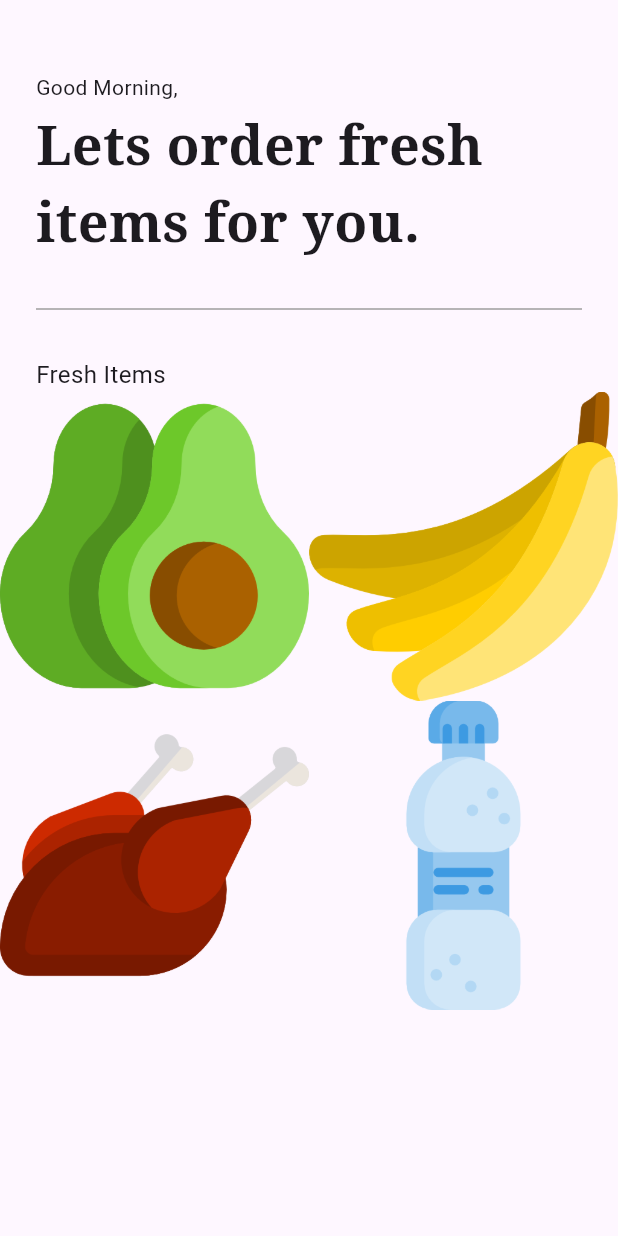
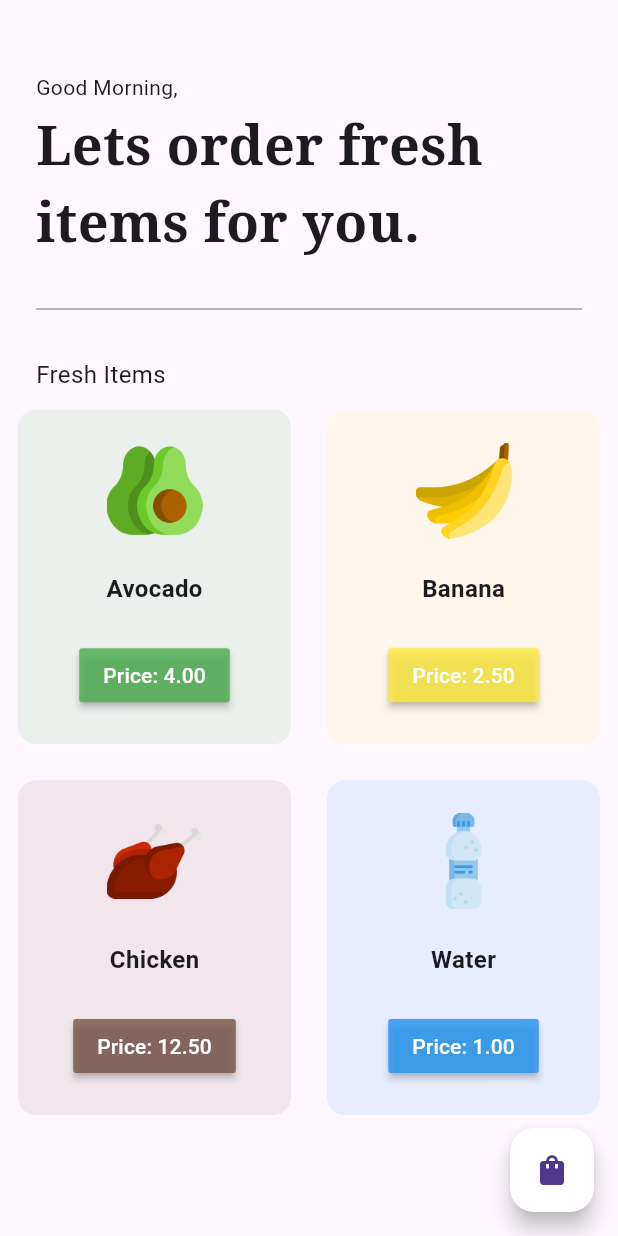
Before and after one commit to Kofiacheampong/groceries_app, a Flutter app: the screen it shows after launch, after a tap on "Get Started", on a phone screen of 412 x 824 dp. Run offline on Flutter 3.47's test engine with Material 3 defaults, Android fonts, the phone set to English and light mode, and no system bars; our stand-ins replace google_fonts.

Commit message:
Finalized the intro page and added with items for added cart icon and made it navigate to CartPage

```diff
--- a/lib/components/grocery_item_tile.dart
+++ b/lib/components/grocery_item_tile.dart
@@ -1,13 +1,13 @@
 import 'package:flutter/material.dart';
 
-class GroceryItemTile extends StatefulWidget {
+class GroceryItemTile extends StatelessWidget {
   final String itemName;
   final String itemPrice;
   final String imagePath;
-  final dynamic color; // Specify the type of color you want
+  final Color color; // Specify the type of color you want
 
   const GroceryItemTile({
-    Key? key, // Use Key? instead of super.key
+    Key? key,
     required this.itemName,
     required this.imagePath,
     required this.itemPrice,
@@ -15,18 +15,44 @@ class GroceryItemTile extends StatefulWidget {
   }) : super(key: key);
 
   @override
-  _GroceryItemTileState createState() => _GroceryItemTileState();
-}
-
-class _GroceryItemTileState extends State<GroceryItemTile> {
-  @override
   Widget build(BuildContext context) {
-    return Container(
-      child: Column(
-        children: [
-          Image.asset(widget.imagePath),
-          // Add more widgets for itemName, itemPrice, etc.
-        ],
+    return Padding(
+      padding: const EdgeInsets.all(12.0),
+      child: Container(
+        decoration: BoxDecoration(
+          borderRadius: BorderRadius.circular(12),
+          color: color.withOpacity(0.1),
+        ),
+        child: Column(
+          mainAxisAlignment: MainAxisAlignment.spaceEvenly,
+          children: [
+            Image.asset(
+              imagePath,
+              height: 64,
+            ),
+            Text(
+              itemName,
+              style: const TextStyle(
+                fontWeight: FontWeight.bold,
+                fontSize: 16,
+                // Add more text styling properties as needed
+              ),
+            ),
+            MaterialButton(
+              onPressed: () {},
+              color: color.withOpacity(0.8),
+              child: Text(
+                'Price: $itemPrice',
+                style: const TextStyle(
+                  color: Colors.white,
+                  fontSize: 14,
+                  // Add more text styling properties as needed
+                ),
+              ),
+            ),
+            // Add more widgets for additional details
+          ],
+        ),
       ),
     );
   }
--- /dev/null
+++ b/lib/pages/cart_page.dart
@@ -0,0 +1,16 @@
+import 'package:flutter/material.dart';
+import 'package:groceries_app/model/cart_model.dart';
+import 'package:provider/provider.dart';
+
+class CartPage extends StatelessWidget {
+  const CartPage({Key? key}) : super(key: key);
+
+  @override
+  Widget build(BuildContext context) {
+    return Scaffold(
+      appBar: AppBar(
+        title: Text('My Cart'),
+      ),
+    );
+  }
+}
--- a/lib/pages/home_page.dart
+++ b/lib/pages/home_page.dart
@@ -2,6 +2,7 @@ import 'package:flutter/material.dart';
 import 'package:google_fonts/google_fonts.dart';
 import 'package:groceries_app/components/grocery_item_tile.dart';
 import 'package:groceries_app/model/cart_model.dart';
+import 'package:groceries_app/pages/cart_page.dart';
 import 'package:provider/provider.dart';
 
 class HomePage extends StatelessWidget {
@@ -10,6 +11,14 @@ class HomePage extends StatelessWidget {
   @override
   Widget build(BuildContext context) {
     return Scaffold(
+      floatingActionButton: FloatingActionButton(
+        onPressed: () =>
+            Navigator.push(context, MaterialPageRoute(builder: (context) {
+          return CartPage();
+        })),
+        backgroundColor: Colors.white,
+        child: const Icon(Icons.shopping_bag),
+      ),
       body: SafeArea(
         child: Column(
           crossAxisAlignment: CrossAxisAlignment.start,
@@ -58,6 +67,7 @@ class HomePage extends StatelessWidget {
                 builder: (context, value, child) => GridView.builder(
                   gridDelegate: const SliverGridDelegateWithFixedCrossAxisCount(
                     crossAxisCount: 2,
+                    childAspectRatio: 1 / 1.2,
                   ),
                   itemCount: value.shopItems.length,
                   itemBuilder: (BuildContext context, int index) {
--- a/lib/pages/intro_page.dart
+++ b/lib/pages/intro_page.dart
@@ -16,7 +16,7 @@ class IntroPage extends StatelessWidget {
             child: Image.asset('lib/assets/images/avocado.png'),
           ),
           Padding(
-            padding: EdgeInsets.all(24.0),
+            padding: const EdgeInsets.all(24.0),
             child: Text(
               'We deliver groceries at your doorstep',
               textAlign: TextAlign.center,
```
